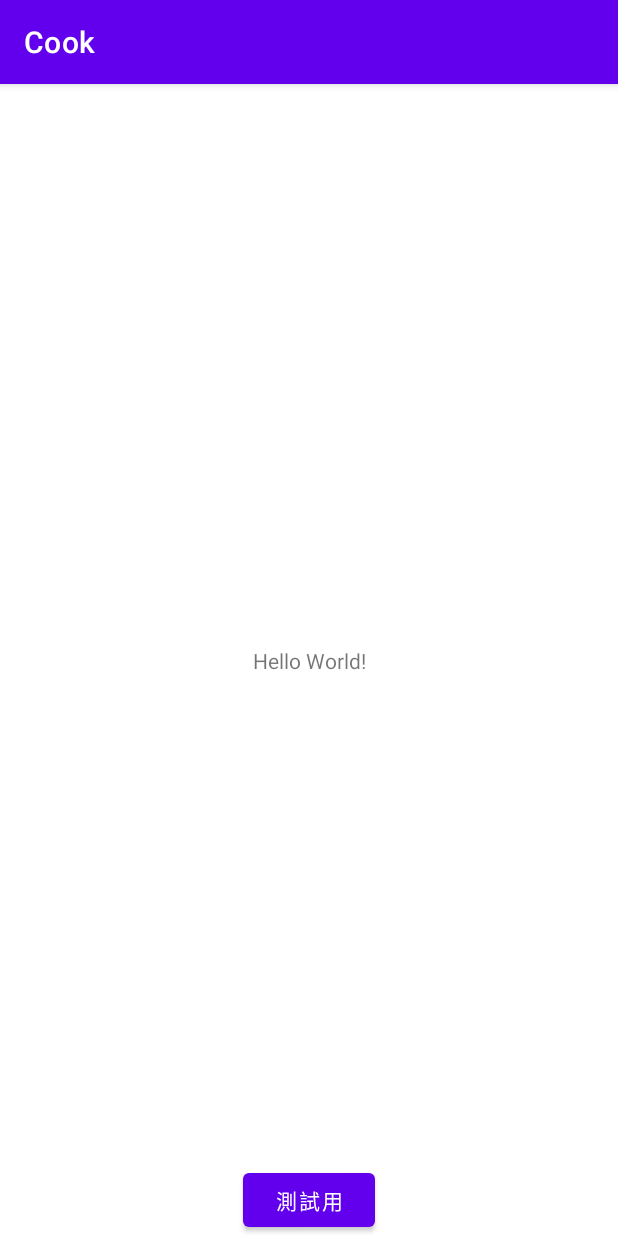
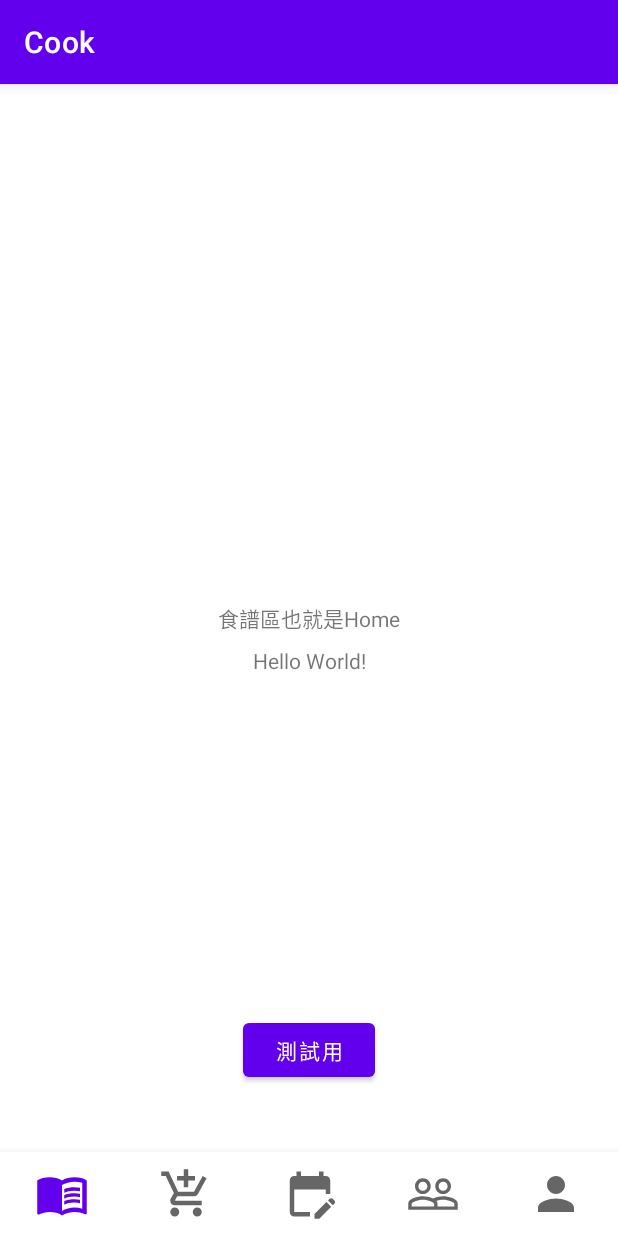
Before and after one commit to MinF6/CookApp, an Android app: the screen it shows after launch (MainActivity), on a phone screen of 412 x 824 dp. Run offline under Robolectric (Android 15) with nearby library versions, the phone set to English and light mode, and no system bars; our stand-ins replace Firebase (no records; nobody signed in at launch, a user with empty details on screens opened directly), data binding, navigation-ui.

Commit message:
try view pager

```diff
--- a/app/src/main/java/com/zongmin/cook/MainActivity.kt
+++ b/app/src/main/java/com/zongmin/cook/MainActivity.kt
@@ -4,33 +4,78 @@ import androidx.appcompat.app.AppCompatActivity
 import android.os.Bundle
 import android.util.Log
 import androidx.databinding.DataBindingUtil
+import androidx.navigation.NavController
+import androidx.navigation.Navigation
+import androidx.navigation.findNavController
+import androidx.navigation.ui.NavigationUI
+import com.google.android.material.bottomnavigation.BottomNavigationView
 import com.google.firebase.Timestamp
 import com.google.firebase.firestore.FirebaseFirestore
 import com.google.firebase.firestore.Query
 import com.zongmin.cook.databinding.ActivityMainBinding
 
 class MainActivity : AppCompatActivity() {
+
+    private lateinit var binding: ActivityMainBinding
+
+
     override fun onCreate(savedInstanceState: Bundle?) {
         super.onCreate(savedInstanceState)
 //        setContentView(R.layout.activity_main)
-        val binding =
-            DataBindingUtil.setContentView<ActivityMainBinding>(this, R.layout.activity_main)
+        binding = DataBindingUtil.setContentView(this, R.layout.activity_main)
 
-        val db = FirebaseFirestore.getInstance()
+        setupBottomNav()
 
-        val name = Test()
-        binding.buttonTest.setOnClickListener {
-            Log.d("hank1", "按下按鈕")
-            name.name = "9527"
-            db.collection("test").add(name).addOnSuccessListener {
-                Log.d("hank1", "成功 id =>${it}")
-//                Log.d("hank1", "新增了 =>${article}")
-            }
-                .addOnFailureListener {
-                    Log.d("hank1", "失敗,${it}")
-                }
+//        val db = FirebaseFirestore.getInstance()
+//        val name = Test()
+//        binding.buttonTest.setOnClickListener {
+//            Log.d("hank1", "按下按鈕")
+//            name.name = "9527"
+//            db.collection("test").add(name).addOnSuccessListener {
+//                Log.d("hank1", "成功 id =>${it}")
+////                Log.d("hank1", "新增了 =>${article}")
+//            }
+//                .addOnFailureListener {
+//                    Log.d("hank1", "失敗,${it}")
+//                }
+//
+//
+//        }
 
 
+    }
+
+    private fun setupBottomNav() {
+        binding.bottomNavView.setOnItemSelectedListener { item ->
+            when (item.itemId) {
+                R.id.navigation_recipes -> {
+
+                    findNavController(R.id.myNavHostFragment).navigate(NavigationDirections.navigateToRecipesFragment())
+                    return@setOnItemSelectedListener true
+                }
+                R.id.navigation_plan -> {
+
+                    findNavController(R.id.myNavHostFragment).navigate(NavigationDirections.navigateToProfileFragment())
+                    return@setOnItemSelectedListener true
+                }
+                R.id.navigation_management -> {
+
+                    findNavController(R.id.myNavHostFragment).navigate(NavigationDirections.navigateToManagmentFragment())
+                    return@setOnItemSelectedListener true
+                }
+                R.id.navigation_profile -> {
+
+                    findNavController(R.id.myNavHostFragment).navigate(NavigationDirections.navigateToProfileFragment())
+                    return@setOnItemSelectedListener true
+                }
+                R.id.navigation_social -> {
+
+                    findNavController(R.id.myNavHostFragment).navigate(NavigationDirections.navigateToSocialFragment())
+                    return@setOnItemSelectedListener true
+
+                }
+            }
+            false
         }
 
     }
--- a/app/src/main/java/com/zongmin/cook/recipes/RecipesFragment.kt
+++ b/app/src/main/java/com/zongmin/cook/recipes/RecipesFragment.kt
@@ -27,6 +27,8 @@ class RecipesFragment : Fragment() {
         val binding = FragmentRecipesBinding.inflate(inflater, container, false)
 
 
+
+
         return binding.root
     }
 
--- /dev/null
+++ b/app/src/main/res/drawable/ic_baseline_add_shopping_cart_24.xml
@@ -0,0 +1,10 @@
+<vector xmlns:android="http://schemas.android.com/apk/res/android"
+    android:width="24dp"
+    android:height="24dp"
+    android:viewportWidth="24"
+    android:viewportHeight="24"
+    android:tint="?attr/colorControlNormal">
+  <path
+      android:fillColor="@android:color/white"
+      android:pathData="M11,9h2L13,6h3L16,4h-3L13,1h-2v3L8,4v2h3v3zM7,18c-1.1,0 -1.99,0.9 -1.99,2S5.9,22 7,22s2,-0.9 2,-2 -0.9,-2 -2,-2zM17,18c-1.1,0 -1.99,0.9 -1.99,2s0.89,2 1.99,2 2,-0.9 2,-2 -0.9,-2 -2,-2zM7.17,14.75l0.03,-0.12 0.9,-1.63h7.45c0.75,0 1.41,-0.41 1.75,-1.03l3.86,-7.01L19.42,4h-0.01l-1.1,2 -2.76,5L8.53,11l-0.13,-0.27L6.16,6l-0.95,-2 -0.94,-2L1,2v2h2l3.6,7.59 -1.35,2.45c-0.16,0.28 -0.25,0.61 -0.25,0.96 0,1.1 0.9,2 2,2h12v-2L7.42,15c-0.13,0 -0.25,-0.11 -0.25,-0.25z"/>
+</vector>
--- /dev/null
+++ b/app/src/main/res/drawable/ic_baseline_edit_calendar_24.xml
@@ -0,0 +1,10 @@
+<vector xmlns:android="http://schemas.android.com/apk/res/android"
+    android:width="24dp"
+    android:height="24dp"
+    android:viewportWidth="24"
+    android:viewportHeight="24"
+    android:tint="?attr/colorControlNormal">
+  <path
+      android:fillColor="@android:color/white"
+      android:pathData="M12,22H5c-1.11,0 -2,-0.9 -2,-2L3.01,6c0,-1.1 0.88,-2 1.99,-2h1V2h2v2h8V2h2v2h1c1.1,0 2,0.9 2,2v6h-2v-2H5v10h7V22zM22.13,16.99l0.71,-0.71c0.39,-0.39 0.39,-1.02 0,-1.41l-0.71,-0.71c-0.39,-0.39 -1.02,-0.39 -1.41,0l-0.71,0.71L22.13,16.99zM21.42,17.7l-5.3,5.3H14v-2.12l5.3,-5.3L21.42,17.7z"/>
+</vector>
--- /dev/null
+++ b/app/src/main/res/drawable/ic_baseline_menu_book_24.xml
@@ -0,0 +1,19 @@
+<vector xmlns:android="http://schemas.android.com/apk/res/android"
+    android:width="24dp"
+    android:height="24dp"
+    android:viewportWidth="24"
+    android:viewportHeight="24"
+    android:tint="?attr/colorControlNormal">
+  <path
+      android:fillColor="@android:color/white"
+      android:pathData="M21,5c-1.11,-0.35 -2.33,-0.5 -3.5,-0.5c-1.95,0 -4.05,0.4 -5.5,1.5c-1.45,-1.1 -3.55,-1.5 -5.5,-1.5S2.45,4.9 1,6v14.65c0,0.25 0.25,0.5 0.5,0.5c0.1,0 0.15,-0.05 0.25,-0.05C3.1,20.45 5.05,20 6.5,20c1.95,0 4.05,0.4 5.5,1.5c1.35,-0.85 3.8,-1.5 5.5,-1.5c1.65,0 3.35,0.3 4.75,1.05c0.1,0.05 0.15,0.05 0.25,0.05c0.25,0 0.5,-0.25 0.5,-0.5V6C22.4,5.55 21.75,5.25 21,5zM21,18.5c-1.1,-0.35 -2.3,-0.5 -3.5,-0.5c-1.7,0 -4.15,0.65 -5.5,1.5V8c1.35,-0.85 3.8,-1.5 5.5,-1.5c1.2,0 2.4,0.15 3.5,0.5V18.5z"/>
+  <path
+      android:fillColor="@android:color/white"
+      android:pathData="M17.5,10.5c0.88,0 1.73,0.09 2.5,0.26V9.24C19.21,9.09 18.36,9 17.5,9c-1.7,0 -3.24,0.29 -4.5,0.83v1.66C14.13,10.85 15.7,10.5 17.5,10.5z"/>
+  <path
+      android:fillColor="@android:color/white"
+      android:pathData="M13,12.49v1.66c1.13,-0.64 2.7,-0.99 4.5,-0.99c0.88,0 1.73,0.09 2.5,0.26V11.9c-0.79,-0.15 -1.64,-0.24 -2.5,-0.24C15.8,11.66 14.26,11.96 13,12.49z"/>
+  <path
+      android:fillColor="@android:color/white"
+      android:pathData="M17.5,14.33c-1.7,0 -3.24,0.29 -4.5,0.83v1.66c1.13,-0.64 2.7,-0.99 4.5,-0.99c0.88,0 1.73,0.09 2.5,0.26v-1.52C19.21,14.41 18.36,14.33 17.5,14.33z"/>
+</vector>
--- /dev/null
+++ b/app/src/main/res/drawable/ic_baseline_people_outline_24.xml
@@ -0,0 +1,10 @@
+<vector xmlns:android="http://schemas.android.com/apk/res/android"
+    android:width="24dp"
+    android:height="24dp"
+    android:viewportWidth="24"
+    android:viewportHeight="24"
+    android:tint="?attr/colorControlNormal">
+  <path
+      android:fillColor="@android:color/white"
+      android:pathData="M16.5,13c-1.2,0 -3.07,0.34 -4.5,1 -1.43,-0.67 -3.3,-1 -4.5,-1C5.33,13 1,14.08 1,16.25L1,19h22v-2.75c0,-2.17 -4.33,-3.25 -6.5,-3.25zM12.5,17.5h-10v-1.25c0,-0.54 2.56,-1.75 5,-1.75s5,1.21 5,1.75v1.25zM21.5,17.5L14,17.5v-1.25c0,-0.46 -0.2,-0.86 -0.52,-1.22 0.88,-0.3 1.96,-0.53 3.02,-0.53 2.44,0 5,1.21 5,1.75v1.25zM7.5,12c1.93,0 3.5,-1.57 3.5,-3.5S9.43,5 7.5,5 4,6.57 4,8.5 5.57,12 7.5,12zM7.5,6.5c1.1,0 2,0.9 2,2s-0.9,2 -2,2 -2,-0.9 -2,-2 0.9,-2 2,-2zM16.5,12c1.93,0 3.5,-1.57 3.5,-3.5S18.43,5 16.5,5 13,6.57 13,8.5s1.57,3.5 3.5,3.5zM16.5,6.5c1.1,0 2,0.9 2,2s-0.9,2 -2,2 -2,-0.9 -2,-2 0.9,-2 2,-2z"/>
+</vector>
--- /dev/null
+++ b/app/src/main/res/drawable/ic_baseline_person_24.xml
@@ -0,0 +1,10 @@
+<vector xmlns:android="http://schemas.android.com/apk/res/android"
+    android:width="24dp"
+    android:height="24dp"
+    android:viewportWidth="24"
+    android:viewportHeight="24"
+    android:tint="?attr/colorControlNormal">
+  <path
+      android:fillColor="@android:color/white"
+      android:pathData="M12,12c2.21,0 4,-1.79 4,-4s-1.79,-4 -4,-4 -4,1.79 -4,4 1.79,4 4,4zM12,14c-2.67,0 -8,1.34 -8,4v2h16v-2c0,-2.66 -5.33,-4 -8,-4z"/>
+</vector>
--- a/app/src/main/res/layout/activity_main.xml
+++ b/app/src/main/res/layout/activity_main.xml
@@ -9,6 +9,19 @@
         android:layout_width="match_parent"
         android:layout_height="match_parent"
         tools:context=".MainActivity">
+
+        <fragment
+            android:id="@+id/myNavHostFragment"
+            android:name="androidx.navigation.fragment.NavHostFragment"
+            android:layout_width="match_parent"
+            android:layout_height="0dp"
+            app:navGraph="@navigation/navigation"
+            app:defaultNavHost="true"
+            app:layout_constraintStart_toStartOf="parent"
+            app:layout_constraintEnd_toEndOf="parent"
+            app:layout_constraintBottom_toTopOf="@+id/bottomNavView"
+            app:layout_constraintTop_toTopOf="parent"/>
+
 
         <TextView
             android:layout_width="wrap_content"
@@ -23,11 +36,27 @@
             android:id="@+id/button_test"
             android:layout_width="wrap_content"
             android:layout_height="wrap_content"
+            android:layout_marginBottom="100dp"
             android:text="測試用"
             app:layout_constraintBottom_toBottomOf="parent"
             app:layout_constraintEnd_toEndOf="parent"
             app:layout_constraintStart_toStartOf="parent" />
 
+        <com.google.android.material.bottomnavigation.BottomNavigationView
+            android:id="@+id/bottomNavView"
+            android:layout_width="0dp"
+            android:layout_height="56dp"
+            android:background="@color/white"
+            android:elevation="4dp"
+
+            app:labelVisibilityMode="unlabeled"
+            app:layout_constraintBottom_toBottomOf="parent"
+            app:layout_constraintLeft_toLeftOf="parent"
+            app:layout_constraintRight_toRightOf="parent"
+            app:itemIconSize="36dp"
+            app:menu="@menu/bottom_nav_menu"/>
+<!--        app:itemIconTint="@drawable/bottom_nav_item_selector"-->
+
 
     </androidx.constraintlayout.widget.ConstraintLayout>
 
--- a/app/src/main/res/layout/fragment_recipes.xml
+++ b/app/src/main/res/layout/fragment_recipes.xml
@@ -9,6 +9,35 @@ xmlns:tools="http://schemas.android.com/tools">
     android:layout_width="match_parent"
     android:layout_height="match_parent"
     tools:context=".recipes.RecipesFragment">
+
+    <androidx.viewpager.widget.ViewPager
+        android:id="@+id/viewpager_recipes"
+        android:layout_width="0dp"
+        android:layout_height="0dp"
+        android:clipToPadding="false"
+        android:overScrollMode="never"
+        android:paddingBottom="30dp"
+        android:paddingEnd="30dp"
+        android:paddingLeft="30dp"
+        android:paddingRight="30dp"
+        android:paddingStart="30dp"
+        app:layout_constraintBottom_toBottomOf="parent"
+        app:layout_constraintEnd_toEndOf="parent"
+        app:layout_constraintStart_toStartOf="parent"
+        app:layout_constraintTop_toTopOf="parent">
+
+        <com.google.android.material.tabs.TabLayout
+            android:id="@+id/tabs_recipes"
+            android:layout_width="match_parent"
+            android:layout_height="48dp"
+            app:tabIndicatorColor="#3f3a3a"
+            app:tabSelectedTextColor="#3f3a3a"
+            app:tabTextColor="#888888">
+
+        </com.google.android.material.tabs.TabLayout>
+
+    </androidx.viewpager.widget.ViewPager>
+
 
 
     <TextView
--- /dev/null
+++ b/app/src/main/res/menu/bottom_nav_menu.xml
@@ -0,0 +1,29 @@
+<?xml version="1.0" encoding="utf-8"?>
+<menu xmlns:android="http://schemas.android.com/apk/res/android">
+
+    <item
+        android:id="@+id/navigation_recipes"
+        android:icon="@drawable/ic_baseline_menu_book_24"
+        android:title="" />
+
+    <item
+        android:id="@+id/navigation_management"
+        android:icon="@drawable/ic_baseline_add_shopping_cart_24"
+        android:title="" />
+
+    <item
+        android:id="@+id/navigation_plan"
+        android:icon="@drawable/ic_baseline_edit_calendar_24"
+        android:title="" />
+
+    <item
+        android:id="@+id/navigation_social"
+        android:icon="@drawable/ic_baseline_people_outline_24"
+        android:title="" />
+
+    <item
+        android:id="@+id/navigation_profile"
+        android:icon="@drawable/ic_baseline_person_24"
+        android:title="" />
+
+</menu>
--- /dev/null
+++ b/app/src/main/res/navigation/navigation.xml
@@ -0,0 +1,56 @@
+<?xml version="1.0" encoding="utf-8"?>
+<navigation xmlns:android="http://schemas.android.com/apk/res/android"
+    xmlns:app="http://schemas.android.com/apk/res-auto"
+    android:id="@+id/navigation"
+    app:startDestination="@id/recipesFragment">
+
+    <fragment
+        android:id="@+id/recipesFragment"
+        android:name="com.zongmin.cook.recipes.RecipesFragment"
+        android:label="RecipesFragment" />
+    <fragment
+        android:id="@+id/managmentFragment"
+        android:name="com.zongmin.cook.management.ManagmentFragment"
+        android:label="ManagmentFragment" />
+    <fragment
+        android:id="@+id/planFragment"
+        android:name="com.zongmin.cook.plan.PlanFragment"
+        android:label="PlanFragment" />
+    <fragment
+        android:id="@+id/profileFragment"
+        android:name="com.zongmin.cook.profile.ProfileFragment"
+        android:label="ProfileFragment" />
+    <fragment
+        android:id="@+id/socialFragment"
+        android:name="com.zongmin.cook.social.SocialFragment"
+        android:label="SocialFragment" />
+
+
+
+
+    <action android:id="@+id/navigate_to_recipes_fragment" app:destination="@+id/recipesFragment"
+        app:popUpTo="@id/navigation"
+        app:popUpToInclusive="true" />
+
+    <action android:id="@+id/navigate_to_managment_fragment" app:destination="@+id/managmentFragment"
+        app:popUpTo="@id/navigation"
+        app:popUpToInclusive="true" />
+
+    <action android:id="@+id/navigate_to_profile_fragment" app:destination="@+id/profileFragment"
+        app:popUpTo="@id/navigation"
+        app:popUpToInclusive="true" />
+
+    <action android:id="@+id/navigate_to_social_fragment" app:destination="@+id/socialFragment"
+        app:popUpTo="@id/navigation"
+        app:popUpToInclusive="true" />
+
+
+
+
+
+
+
+
+
+
+</navigation>
--- a/build.gradle
+++ b/build.gradle
@@ -7,6 +7,7 @@ buildscript {
 
     dependencies {
         classpath 'com.google.gms:google-services:4.3.10'
+        classpath "androidx.navigation:navigation-safe-args-gradle-plugin:2.4.2"
     }
 }
 
```
Also changed, not shown: app/build.gradle (+21 -3 lines), app/src/main/java/com/zongmin/cook/data/Ingredient.kt (added, +9 -0 lines), app/src/main/java/com/zongmin/cook/data/Message.kt (added, +11 -0 lines), app/src/main/java/com/zongmin/cook/data/Recipes.kt (added, +23 -0 lines), app/src/main/java/com/zongmin/cook/data/Result.kt (added, +24 -0 lines), app/src/main/java/com/zongmin/cook/data/Step.kt (added, +15 -0 lines), app/src/main/java/com/zongmin/cook/data/source/CookDataSource.kt (added, +22 -0 lines), app/src/main/res/layout/item_recipes_view_pager.xml (added, +49 -0 lines).
